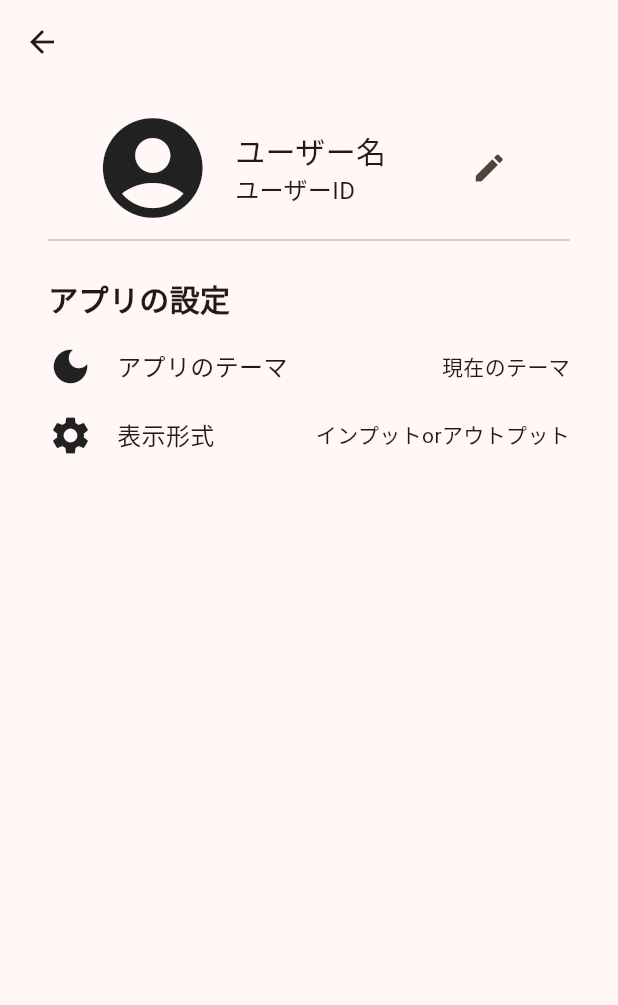
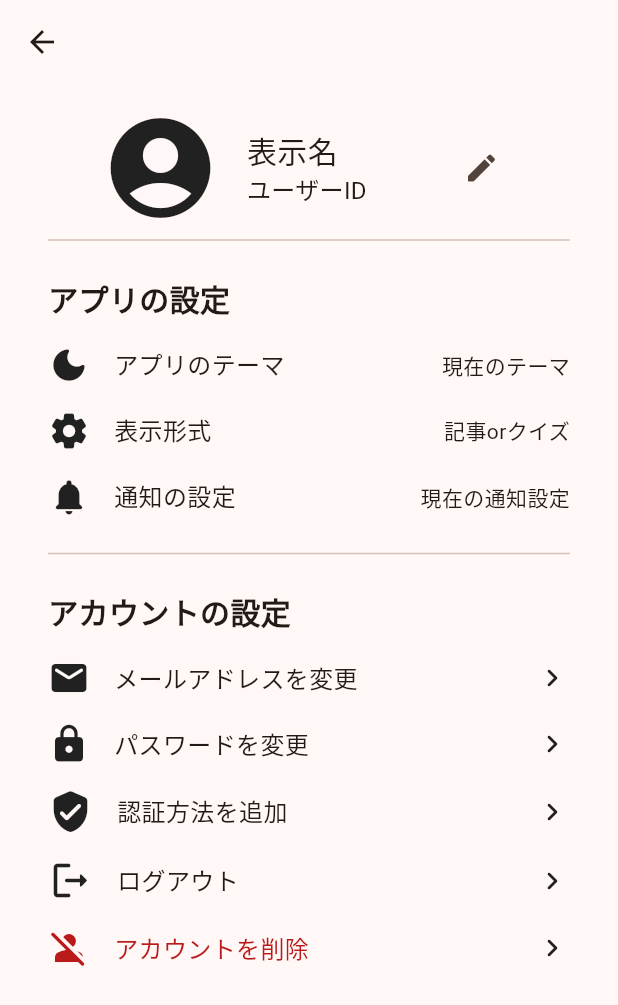
Before and after one commit to code-syncers/quiz-shower, a Flutter app: the SettingScreen screen opened by its route, on a phone screen of 412 x 824 dp. Shown: the top 1005 px of the screen. Run offline on Flutter 3.47's test engine with Material 2 defaults, Android fonts, the phone set to English and light mode, and no system bars; our stand-ins replace cloud_firestore, cloud_functions, firebase_auth, firebase_core, flutter_hooks, freezed_annotation and 1 more; missing offline and left inert: firebase_ui_auth, firebase_ui_localizations; accounts and stored records are empty.

Commit message:
feat: アカウントの設定項目を追加

```diff
--- a/lib/ui/screen/setting_screen/setting_screen.dart
+++ b/lib/ui/screen/setting_screen/setting_screen.dart
@@ -20,64 +20,36 @@ class SettingScreenState extends State<SettingScreen> {
             Row(
               mainAxisAlignment: MainAxisAlignment.center,
               children: [
-                const Spacer(
-                  flex: 2,
-                ),
-                const Icon(
-                  Icons.account_circle,
-                  size: 80,
-                ),
-                const Spacer(
-                  flex: 1,
-                ),
+                const Spacer(flex: 2),
+                const Icon(Icons.account_circle_rounded, size: 80),
+                const Spacer(flex: 1),
                 const Column(
                   crossAxisAlignment: CrossAxisAlignment.start,
                   children: [
-                    Text('ユーザー名', style: TextStyle(fontSize: 20)),
-                    Text(
-                      'ユーザーID',
-                      style: TextStyle(fontSize: 16),
-                    ),
+                    Text('表示名', style: TextStyle(fontSize: 20)),
+                    Text('ユーザーID', style: TextStyle(fontSize: 16)),
                   ],
                 ),
-                const Spacer(
-                  flex: 3,
-                ),
+                const Spacer(flex: 3),
                 IconButton(
-                  icon: const Icon(Icons.edit),
+                  icon: const Icon(Icons.edit_rounded),
                   onPressed: () {},
                 ),
-                const Spacer(
-                  flex: 2,
-                ),
+                const Spacer(flex: 2),
               ],
             ),
-            const Divider(
-              thickness: 1,
-            ),
-            const SizedBox(
-              height: 16,
-            ),
+            const Divider(thickness: 1),
+            const SizedBox(height: 16),
             const Text(
               'アプリの設定',
-              style: TextStyle(
-                fontSize: 20,
-                fontWeight: FontWeight.bold,
-              ),
+              style: TextStyle(fontSize: 20, fontWeight: FontWeight.bold),
               textAlign: TextAlign.left,
             ),
-            const SizedBox(
-              height: 16,
-            ),
+            const SizedBox(height: 16),
             const Row(
               children: [
-                Icon(
-                  Icons.dark_mode,
-                  size: 30,
-                ),
-                SizedBox(
-                  width: 16,
-                ),
+                Icon(Icons.dark_mode_rounded, size: 28),
+                SizedBox(width: 16),
                 Text(
                   'アプリのテーマ',
                   style: TextStyle(
@@ -88,26 +60,114 @@ class SettingScreenState extends State<SettingScreen> {
                 Text('現在のテーマ'),
               ],
             ),
-            const SizedBox(
-              height: 16,
-            ),
+            const SizedBox(height: 16),
             const Row(
               children: [
-                Icon(
-                  Icons.settings,
-                  size: 30,
-                ),
-                SizedBox(
-                  width: 16,
-                ),
+                Icon(Icons.settings_rounded, size: 28),
+                SizedBox(width: 16),
                 Text(
                   '表示形式',
-                  style: TextStyle(
-                    fontSize: 16,
-                  ),
+                  style: TextStyle(fontSize: 16),
                 ),
                 Spacer(),
-                Text('インプットorアウトプット'),
+                Text('記事orクイズ'),
+              ],
+            ),
+            const SizedBox(height: 16),
+            const Row(
+              children: [
+                Icon(Icons.notifications_rounded, size: 28),
+                SizedBox(width: 16),
+                Text(
+                  '通知の設定',
+                  style: TextStyle(fontSize: 16),
+                ),
+                Spacer(),
+                Text('現在の通知設定'),
+              ],
+            ),
+            const SizedBox(height: 16),
+            const Divider(thickness: 1),
+            const SizedBox(height: 16),
+            const Text(
+              'アカウントの設定',
+              style: TextStyle(fontSize: 20, fontWeight: FontWeight.bold),
+              textAlign: TextAlign.left,
+            ),
+            const SizedBox(height: 16),
+            Column(
+              crossAxisAlignment: CrossAxisAlignment.center,
+              children: [
+                const Row(
+                  mainAxisAlignment: MainAxisAlignment.start,
+                  children: [
+                    Icon(Icons.mail_rounded, size: 28),
+                    SizedBox(width: 16),
+                    Text(
+                      'メールアドレスを変更',
+                      style: TextStyle(fontSize: 16),
+                    ),
+                    Spacer(),
+                    Icon(Icons.navigate_next_rounded, size: 24),
+                  ],
+                ),
+                const SizedBox(height: 16),
+                const Row(
+                  mainAxisAlignment: MainAxisAlignment.start,
+                  children: [
+                    Icon(Icons.lock_rounded, size: 28),
+                    SizedBox(width: 16),
+                    Text(
+                      'パスワードを変更',
+                      style: TextStyle(fontSize: 16),
+                    ),
+                    Spacer(),
+                    Icon(Icons.navigate_next_rounded, size: 24),
+                  ],
+                ),
+                const SizedBox(height: 16),
+                const Row(
+                  mainAxisAlignment: MainAxisAlignment.start,
+                  children: [
+                    Icon(Icons.verified_user_rounded, size: 30),
+                    SizedBox(width: 16),
+                    Text('認証方法を追加', style: TextStyle(fontSize: 16)),
+                    Spacer(),
+                    Icon(Icons.navigate_next_rounded, size: 24),
+                  ],
+                ),
+                const SizedBox(height: 16),
+                const Row(
+                  mainAxisAlignment: MainAxisAlignment.start,
+                  children: [
+                    Icon(Icons.logout_rounded, size: 30),
+                    SizedBox(width: 16),
+                    Text('ログアウト', style: TextStyle(fontSize: 16)),
+                    Spacer(),
+                    Icon(Icons.navigate_next_rounded, size: 24),
+                  ],
+                ),
+                const SizedBox(height: 16),
+                Row(
+                  mainAxisAlignment: MainAxisAlignment.start,
+                  children: [
+                    Icon(
+                      Icons.person_off_rounded,
+                      size: 28,
+                      color: Theme.of(context).colorScheme.error,
+                    ),
+                    const SizedBox(width: 16),
+                    Text(
+                      'アカウントを削除',
+                      style: TextStyle(
+                        fontSize: 16,
+                        color: Theme.of(context).colorScheme.error, // ここで色を変更
+                      ),
+                    ),
+                    const Spacer(),
+                    const Icon(Icons.navigate_next_rounded, size: 24),
+                  ],
+                ),
               ],
             ),
           ],
```
